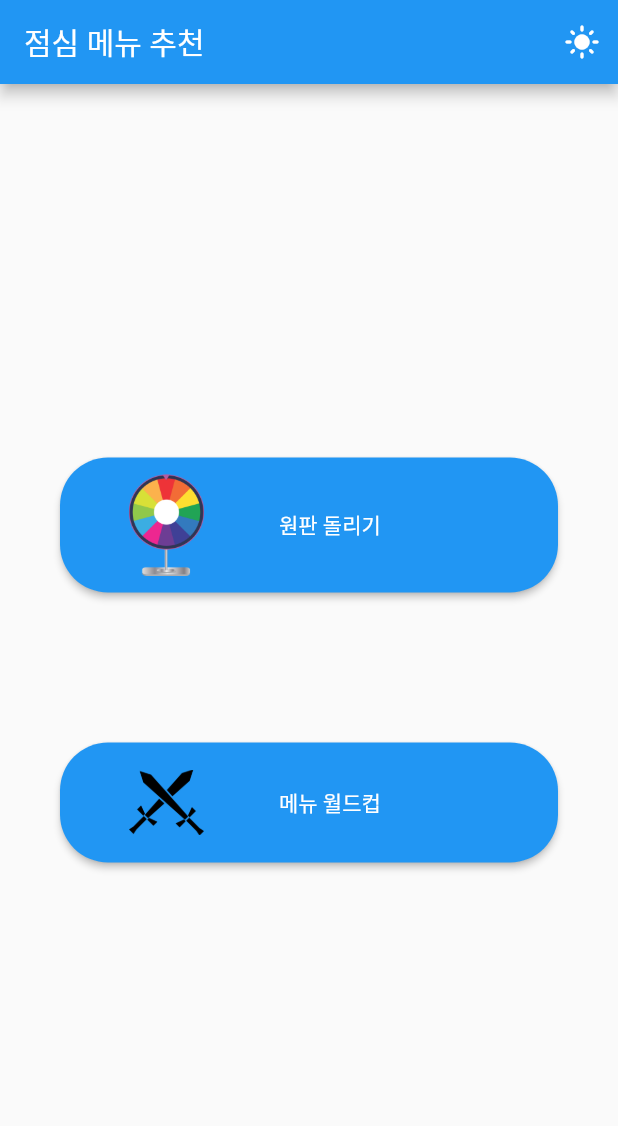
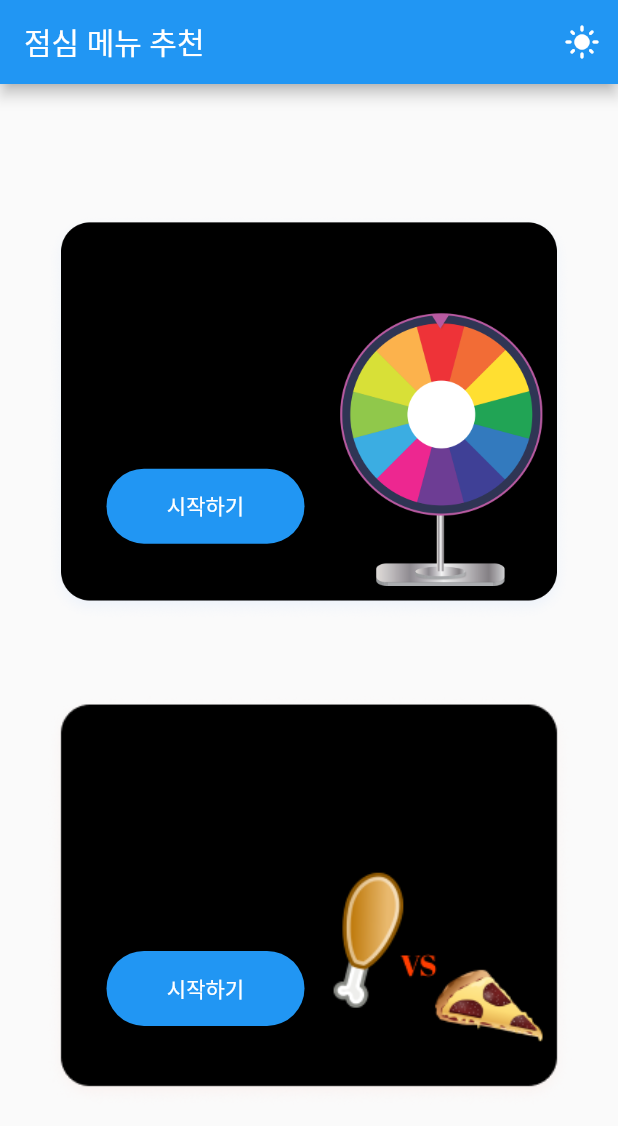
Before and after one commit to Junduck15/RestaurantRandom, a Flutter app: the screen it shows after launch, on a phone screen of 412 x 824 dp. Shown: the top 1126 px of the screen. Run offline on Flutter 3.47's test engine with Material 2 defaults, Android fonts, the light colour scheme and no system bars; our stand-ins replace flutter_fortune_wheel, get, shared_preferences; statements that could not run were skipped.

Commit message:
[UPDATE] Updated UI and dark mode

```diff
--- a/truen_restaurant/lib/model/restaurant_model.dart
+++ b/truen_restaurant/lib/model/restaurant_model.dart
@@ -4,7 +4,8 @@ class RestaurantModel {
   int? distance;
   bool? isChecked = false;
   String? image = "1";
-  RestaurantModel(name, description, distance, image) {
+  int? count = 0;
+  RestaurantModel(name, description, distance, image, ) {
     this.name = name;
     this.description = description;
     this.distance = distance;
--- a/truen_restaurant/lib/view/select_mode_page.dart
+++ b/truen_restaurant/lib/view/select_mode_page.dart
@@ -16,8 +16,7 @@ class SelectMode extends StatelessWidget {
         actions: [
           GetBuilder<ThemeController>(builder: (controller) {
             return IconButton(
-              icon: Icon(
-                  Get.isDarkMode? Icons.dark_mode: Icons.light_mode),
+              icon: Icon(Get.isDarkMode ? Icons.dark_mode : Icons.light_mode),
               onPressed: () {
                 themeController.changeTheme();
               },
@@ -25,14 +24,35 @@ class SelectMode extends StatelessWidget {
           }),
         ],
       ),
-
-      body: GetBuilder<ThemeController>(
-        builder: (controller) {
+      body: GetBuilder<ThemeController>(builder: (controller) {
         return Center(
           child: Column(
             mainAxisAlignment: MainAxisAlignment.center,
             children: [
-                ElevatedButton(
+              Stack(
+                children: [
+                  Image.asset(
+                    Get.isDarkMode
+                        ? 'assets/images/vs2.png'
+                        : 'assets/images/vsDark.png',
+                    width: 350,
+                  ),
+                  Positioned(
+                    left: 40,
+                    top: 40,
+                    child: Text("원판 돌리기",
+                        style: TextStyle(
+                            fontSize: 25, fontWeight: FontWeight.bold)),
+                  ),
+                  Positioned(
+                    left: 40,
+                    top: 100,
+                    child: Text("랜덤으로 메뉴 정하기", style: TextStyle(fontSize: 12)),
+                  ),
+                  Positioned(
+                    top: 170,
+                    left: 40,
+                    child: ElevatedButton(
                       style: ElevatedButton.styleFrom(
                         primary: Colors.blue,
                         onPrimary: Colors.white,
@@ -44,28 +64,40 @@ class SelectMode extends StatelessWidget {
                         Get.toNamed('/root');
                       },
                       child: Container(
-                    width: 300,
-                    height: 90,
-                    padding: EdgeInsets.only(left: 30, right: 30),
-                    child: Row(
-                      children: [
-                        Image.asset(
-                          'assets/images/wheel.png',
-                          fit: BoxFit.cover,
-                          width: 50,
-                        ),
-                        const SizedBox(
-                          width: 50,
-                        ),
-                        const Text('원판 돌리기'),
-                      ],
+                        width: 100,
+                        height: 50,
+                        child: Center(child: const Text('시작하기')),
                       ),
                     ),
                   ),
-                SizedBox(height: 100),
-                ElevatedButton(
+                ],
+              ),
+              SizedBox(height: 50),
+              Stack(
+                children: [
+                  Image.asset(
+                    Get.isDarkMode
+                        ? 'assets/images/wheel2.png'
+                        : 'assets/images/wheelDark.png',
+                    width: 350,
+                  ),
+                  const Positioned(
+                    left: 40,
+                    top: 40,
+                    child: Text("메뉴 월드컵",
+                        style: TextStyle(
+                            fontSize: 25, fontWeight: FontWeight.bold)),
+                  ),
+                  const Positioned(
+                    left: 40,
+                    top: 100,
+                    child: Text("임의로 메뉴 정하기", style: TextStyle(fontSize: 12)),
+                  ),
+                  Positioned(
+                    top: 170,
+                    left: 40,
+                    child: ElevatedButton(
                       style: ElevatedButton.styleFrom(
-
                         shape: RoundedRectangleBorder(
                           borderRadius: BorderRadius.circular(32.0),
                         ),
@@ -74,30 +106,18 @@ class SelectMode extends StatelessWidget {
                         Get.toNamed('/select');
                       },
                       child: Container(
-                    width: 300,
-                    height: 80,
-                    padding: EdgeInsets.only(left: 30, right: 30),
-                    child: Row(
-                      children: [
-                        Image.asset(
-                          'assets/images/versus.png',
-                          fit: BoxFit.cover,
-                          width: 50,
-                        ),
-                        const SizedBox(
-                          width: 50,
-                        ),
-                        const Text('메뉴 월드컵'),
-                      ],
+                        width: 100,
+                        height: 50,
+                        child: Center(child: const Text('시작하기')),
                       ),
                     ),
                   ),
-
+                ],
+              ),
             ],
           ),
         );
-        }
-      ),
+      }),
     );
   }
 }
```
Also changed, not shown: truen_restaurant/assets/images/vs2.png (added), truen_restaurant/assets/images/vsDark.png (added), truen_restaurant/assets/images/wheel2.png (added), truen_restaurant/assets/images/wheelDark.png (added), truen_restaurant/pubspec.lock. Lines whose indentation alone changed are shown as unchanged.
